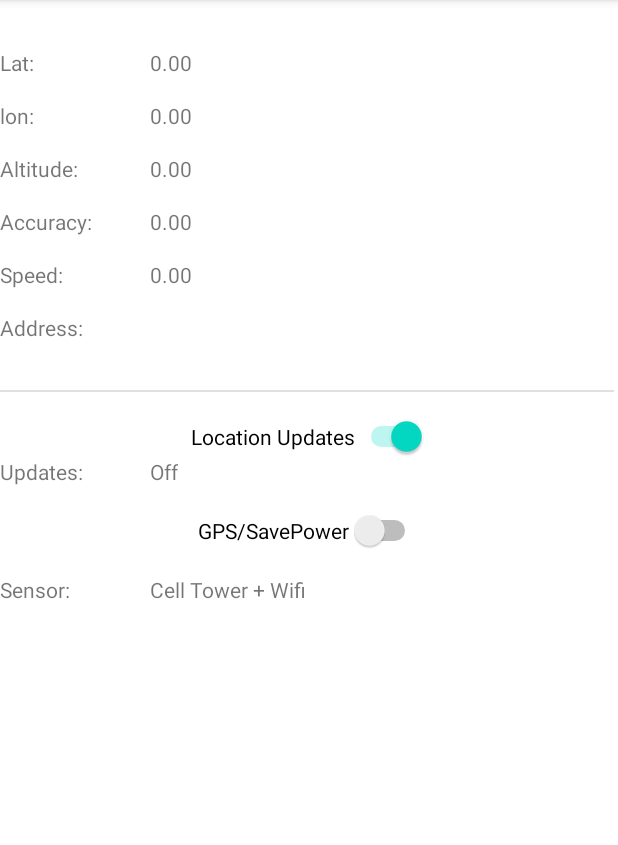
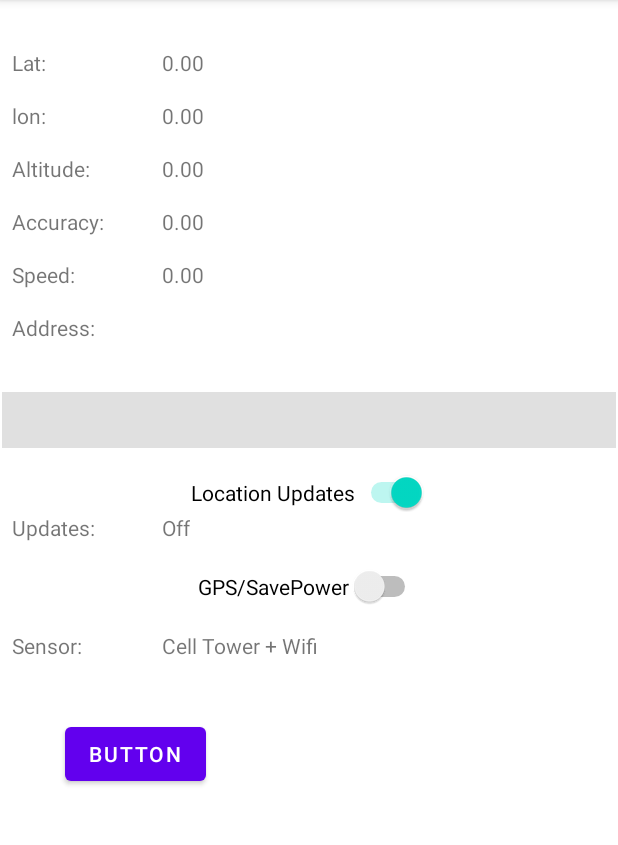
Before and after one commit to radseg/LocationGPS-Key-Alert, an Android app: the screen it shows after launch (MainActivity), on a phone screen of 412 x 824 dp, the part 84-929 px from its top. Run offline under Robolectric (Android 15) with nearby library versions, the phone set to English and light mode, and no system bars.

Commit message:
完成初步的使用者介面 和  定位功能包括 經度、緯度、精度、速度、和地址顯示

```diff
--- a/app/src/main/AndroidManifest.xml
+++ b/app/src/main/AndroidManifest.xml
@@ -21,6 +21,7 @@
                 <category android:name="android.intent.category.LAUNCHER" />
             </intent-filter>
         </activity>
+        <activity android:name=".gps_main"/>
     </application>
 
 </manifest>
--- a/app/src/main/res/layout/activity_main.xml
+++ b/app/src/main/res/layout/activity_main.xml
@@ -6,125 +6,17 @@
     android:layout_height="match_parent"
     tools:context=".MainActivity">
 
-    <TextView
-        android:id="@+id/tv_labellat"
-        android:layout_width="100dp"
-        android:layout_height="wrap_content"
-        android:layout_marginTop="32dp"
-        android:text="Lat:"
-        app:layout_constraintStart_toStartOf="parent"
-        app:layout_constraintTop_toTopOf="parent" />
-
-    <TextView
-        android:id="@+id/tv_lat"
+    <Button
+        android:id="@+id/button2"
         android:layout_width="wrap_content"
         android:layout_height="wrap_content"
-        android:layout_marginTop="32dp"
-        android:text="0.00"
-        app:layout_constraintStart_toEndOf="@+id/tv_labellat"
-        app:layout_constraintTop_toTopOf="parent" />
-
-    <TextView
-        android:id="@+id/tv_labellon"
-        android:layout_width="100dp"
-        android:layout_height="wrap_content"
-        android:layout_marginTop="16dp"
-        android:text="lon:"
+        android:layout_marginStart="43dp"
+        android:layout_marginBottom="241dp"
+        android:onClick="Goto_user_interface"
+        android:text="Button"
+        app:layout_constraintBottom_toBottomOf="parent"
         app:layout_constraintStart_toStartOf="parent"
-        app:layout_constraintTop_toBottomOf="@+id/tv_labellat" />
-
-    <TextView
-        android:id="@+id/tv_lon"
-        android:layout_width="wrap_content"
-        android:layout_height="wrap_content"
-        android:layout_marginTop="16dp"
-        android:text="0.00"
-        app:layout_constraintStart_toEndOf="@+id/tv_labellon"
-        app:layout_constraintTop_toBottomOf="@+id/tv_lat" />
-
-    <TextView
-        android:id="@+id/tv_labelaltitude"
-        android:layout_width="100dp"
-        android:layout_height="wrap_content"
-        android:layout_marginTop="16dp"
-        android:text="Altitude:"
-        app:layout_constraintStart_toStartOf="parent"
-        app:layout_constraintTop_toBottomOf="@+id/tv_labellon" />
-
-    <TextView
-        android:id="@+id/tv_altitude"
-        android:layout_width="wrap_content"
-        android:layout_height="wrap_content"
-        android:text="0.00"
-        app:layout_constraintStart_toEndOf="@+id/tv_labelaltitude"
-        app:layout_constraintTop_toTopOf="@+id/tv_labelaltitude" />
-
-    <TextView
-        android:id="@+id/tv_labelaccuracy"
-        android:layout_width="100dp"
-        android:layout_height="wrap_content"
-        android:layout_marginTop="16dp"
-        android:text="Accuracy:"
-        app:layout_constraintStart_toStartOf="parent"
-        app:layout_constraintTop_toBottomOf="@+id/tv_labelaltitude" />
-
-    <TextView
-        android:id="@+id/tv_accuracy"
-        android:layout_width="wrap_content"
-        android:layout_height="wrap_content"
-        android:text="0.00"
-        app:layout_constraintStart_toEndOf="@+id/tv_labelaccuracy"
-        app:layout_constraintTop_toTopOf="@+id/tv_labelaccuracy" />
-
-    <TextView
-        android:id="@+id/tv_labelspeed"
-        android:layout_width="100dp"
-        android:layout_height="wrap_content"
-        android:layout_marginTop="16dp"
-        android:text="Speed:"
-        app:layout_constraintStart_toStartOf="parent"
-        app:layout_constraintTop_toBottomOf="@+id/tv_labelaccuracy" />
-
-    <TextView
-        android:id="@+id/tv_speed"
-        android:layout_width="wrap_content"
-        android:layout_height="wrap_content"
-        android:text="0.00"
-        app:layout_constraintStart_toEndOf="@+id/tv_labelspeed"
-        app:layout_constraintTop_toTopOf="@+id/tv_labelspeed" />
-
-    <TextView
-        android:id="@+id/tv_labelsensor"
-        android:layout_width="100dp"
-        android:layout_height="wrap_content"
-        android:layout_marginTop="16dp"
-        android:text="Sensor:"
-        app:layout_constraintStart_toStartOf="parent"
-        app:layout_constraintTop_toBottomOf="@+id/sw_gps" />
-
-    <TextView
-        android:id="@+id/tv_sensor"
-        android:layout_width="wrap_content"
-        android:layout_height="wrap_content"
-        android:text="Cell Tower + Wifi"
-        app:layout_constraintStart_toEndOf="@+id/tv_labelsensor"
-        app:layout_constraintTop_toTopOf="@+id/tv_labelsensor" />
-
-    <TextView
-        android:id="@+id/tv_labelupdates"
-        android:layout_width="100dp"
-        android:layout_height="wrap_content"
-        android:text="Updates:"
-        app:layout_constraintStart_toStartOf="parent"
-        app:layout_constraintTop_toBottomOf="@+id/sw_locationsupdates" />
-
-    <TextView
-        android:id="@+id/tv_updates"
-        android:layout_width="wrap_content"
-        android:layout_height="wrap_content"
-        android:text="Off"
-        app:layout_constraintStart_toEndOf="@+id/tv_labelupdates"
-        app:layout_constraintTop_toTopOf="@+id/tv_labelupdates" />
+        app:layout_constraintTop_toBottomOf="@+id/divider" />
 
     <Switch
         android:id="@+id/sw_locationsupdates"
@@ -148,6 +40,133 @@
         app:layout_constraintTop_toBottomOf="@+id/tv_labelupdates" />
 
     <TextView
+        android:id="@+id/tv_labellat"
+        android:layout_width="100dp"
+        android:layout_height="wrap_content"
+        android:layout_marginStart="8dp"
+        android:layout_marginTop="32dp"
+        android:text="Lat:"
+        app:layout_constraintStart_toStartOf="parent"
+        app:layout_constraintTop_toTopOf="parent" />
+
+    <TextView
+        android:id="@+id/tv_lat"
+        android:layout_width="wrap_content"
+        android:layout_height="wrap_content"
+        android:layout_marginTop="32dp"
+        android:text="0.00"
+        app:layout_constraintStart_toEndOf="@+id/tv_labellat"
+        app:layout_constraintTop_toTopOf="parent" />
+
+    <TextView
+        android:id="@+id/tv_labellon"
+        android:layout_width="100dp"
+        android:layout_height="wrap_content"
+        android:layout_marginStart="8dp"
+        android:layout_marginTop="16dp"
+        android:text="lon:"
+        app:layout_constraintStart_toStartOf="parent"
+        app:layout_constraintTop_toBottomOf="@+id/tv_labellat" />
+
+    <TextView
+        android:id="@+id/tv_lon"
+        android:layout_width="wrap_content"
+        android:layout_height="wrap_content"
+        android:layout_marginTop="16dp"
+        android:text="0.00"
+        app:layout_constraintStart_toEndOf="@+id/tv_labellon"
+        app:layout_constraintTop_toBottomOf="@+id/tv_lat" />
+
+    <TextView
+        android:id="@+id/tv_labelaltitude"
+        android:layout_width="100dp"
+        android:layout_height="wrap_content"
+        android:layout_marginStart="8dp"
+        android:layout_marginTop="16dp"
+        android:text="Altitude:"
+        app:layout_constraintStart_toStartOf="parent"
+        app:layout_constraintTop_toBottomOf="@+id/tv_labellon" />
+
+    <TextView
+        android:id="@+id/tv_altitude"
+        android:layout_width="wrap_content"
+        android:layout_height="wrap_content"
+        android:text="0.00"
+        app:layout_constraintStart_toEndOf="@+id/tv_labelaltitude"
+        app:layout_constraintTop_toTopOf="@+id/tv_labelaltitude" />
+
+    <TextView
+        android:id="@+id/tv_labelaccuracy"
+        android:layout_width="100dp"
+        android:layout_height="wrap_content"
+        android:layout_marginStart="8dp"
+        android:layout_marginTop="16dp"
+        android:text="Accuracy:"
+        app:layout_constraintStart_toStartOf="parent"
+        app:layout_constraintTop_toBottomOf="@+id/tv_labelaltitude" />
+
+    <TextView
+        android:id="@+id/tv_accuracy"
+        android:layout_width="wrap_content"
+        android:layout_height="wrap_content"
+        android:text="0.00"
+        app:layout_constraintStart_toEndOf="@+id/tv_labelaccuracy"
+        app:layout_constraintTop_toTopOf="@+id/tv_labelaccuracy" />
+
+    <TextView
+        android:id="@+id/tv_labelspeed"
+        android:layout_width="100dp"
+        android:layout_height="wrap_content"
+        android:layout_marginStart="8dp"
+        android:layout_marginTop="16dp"
+        android:text="Speed:"
+        app:layout_constraintStart_toStartOf="parent"
+        app:layout_constraintTop_toBottomOf="@+id/tv_labelaccuracy" />
+
+    <TextView
+        android:id="@+id/tv_speed"
+        android:layout_width="wrap_content"
+        android:layout_height="wrap_content"
+        android:text="0.00"
+        app:layout_constraintStart_toEndOf="@+id/tv_labelspeed"
+        app:layout_constraintTop_toTopOf="@+id/tv_labelspeed" />
+
+    <TextView
+        android:id="@+id/tv_labelsensor"
+        android:layout_width="100dp"
+        android:layout_height="wrap_content"
+        android:layout_marginStart="8dp"
+        android:layout_marginTop="16dp"
+        android:text="Sensor:"
+        app:layout_constraintStart_toStartOf="parent"
+        app:layout_constraintTop_toBottomOf="@+id/sw_gps" />
+
+    <TextView
+        android:id="@+id/tv_sensor"
+        android:layout_width="wrap_content"
+        android:layout_height="wrap_content"
+        android:text="Cell Tower + Wifi"
+        app:layout_constraintStart_toEndOf="@+id/tv_labelsensor"
+        app:layout_constraintTop_toTopOf="@+id/tv_labelsensor" />
+
+    <TextView
+        android:id="@+id/tv_labelupdates"
+        android:layout_width="100dp"
+        android:layout_height="wrap_content"
+        android:layout_marginStart="8dp"
+        android:text="Updates:"
+        app:layout_constraintStart_toStartOf="parent"
+        app:layout_constraintTop_toBottomOf="@+id/sw_locationsupdates" />
+
+    <TextView
+        android:id="@+id/tv_updates"
+        android:layout_width="wrap_content"
+        android:layout_height="wrap_content"
+        android:text="Off"
+        app:layout_constraintStart_toEndOf="@+id/tv_labelupdates"
+        app:layout_constraintTop_toTopOf="@+id/tv_labelupdates" />
+
+    <TextView
         android:id="@+id/tv_address"
         android:layout_width="wrap_content"
         android:layout_height="wrap_content"
@@ -158,6 +177,7 @@
         android:id="@+id/tv_lbladdress"
         android:layout_width="100dp"
         android:layout_height="wrap_content"
+        android:layout_marginStart="8dp"
         android:layout_marginTop="16dp"
         android:text="Address:"
         app:layout_constraintStart_toStartOf="parent"
@@ -165,11 +185,16 @@
 
     <View
         android:id="@+id/divider"
-        android:layout_width="409dp"
-        android:layout_height="1dp"
-        android:layout_marginTop="32dp"
+        android:layout_width="0dp"
+        android:layout_height="0dp"
+        android:layout_marginStart="1dp"
+        android:layout_marginTop="261dp"
+        android:layout_marginEnd="1dp"
+        android:layout_marginBottom="180dp"
         android:background="?android:attr/listDivider"
-        app:layout_constraintTop_toBottomOf="@+id/tv_address"
-        tools:layout_editor_absoluteX="1dp" />
+        app:layout_constraintBottom_toTopOf="@+id/button2"
+        app:layout_constraintEnd_toEndOf="parent"
+        app:layout_constraintStart_toStartOf="parent"
+        app:layout_constraintTop_toTopOf="parent" />
 
 </androidx.constraintlayout.widget.ConstraintLayout>
--- a/app/src/main/res/values/strings.xml
+++ b/app/src/main/res/values/strings.xml
@@ -1,3 +1,8 @@
 <resources>
     <string name="app_name">LocationGPS</string>
+    <string-array name="常用地點">
+        <item>無</item>
+        <item>我家</item>
+        <item>工作地</item>
+    </string-array>
 </resources>
```
Also changed, not shown: app/src/main/java/com/example/locationgps/MainActivity.java (+98 -6 lines), app/src/main/java/com/example/locationgps/gps_main.java (added, +22 -0 lines), app/src/main/res/layout/gps_main.xml (added, +70 -0 lines).
